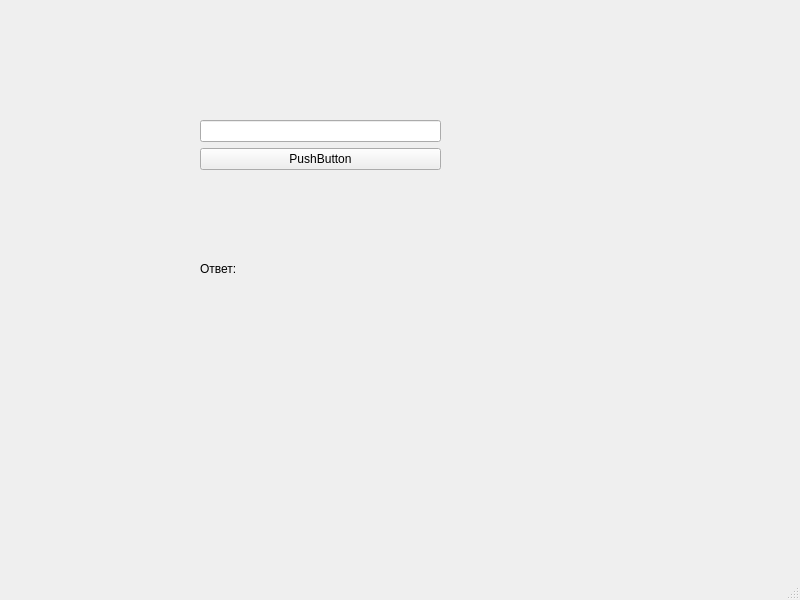
This is 353501/Городецкая Д.А./LabWork_3/Task_3/mainwindow.ui in voovoopeep/Fundamentals-of-algorithmization-and-programming as Qt 5 draws it before an edit. The edited form follows.
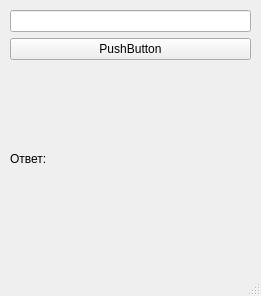
This is the edited form.

```diff
--- a/353501/Городецкая Д.А./LabWork_3/Task_3/mainwindow.ui
+++ b/353501/Городецкая Д.А./LabWork_3/Task_3/mainwindow.ui
@@ -6,8 +6,8 @@
    <rect>
     <x>0</x>
     <y>0</y>
-    <width>800</width>
-    <height>600</height>
+    <width>261</width>
+    <height>296</height>
    </rect>
   </property>
   <property name="windowTitle">
@@ -17,8 +17,8 @@
    <widget class="QWidget" name="verticalLayoutWidget">
     <property name="geometry">
      <rect>
-      <x>200</x>
-      <y>120</y>
+      <x>10</x>
+      <y>10</y>
       <width>241</width>
       <height>241</height>
      </rect>
```
Left out of the diff: 2 changed lines with no effect on the pictures.
